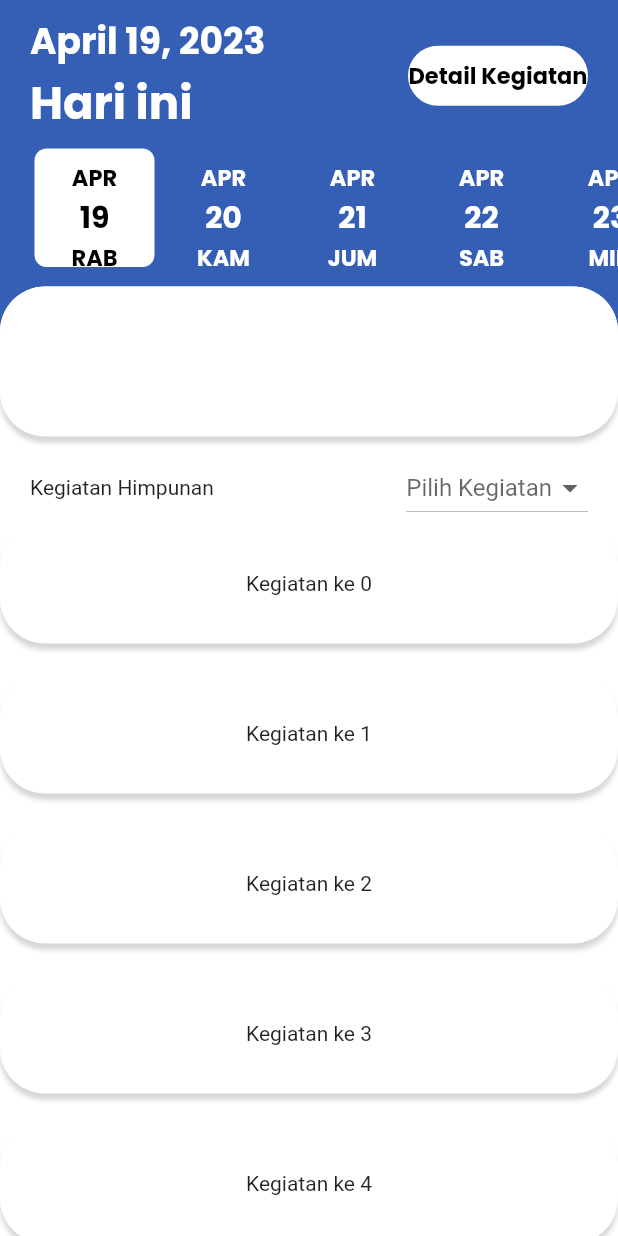
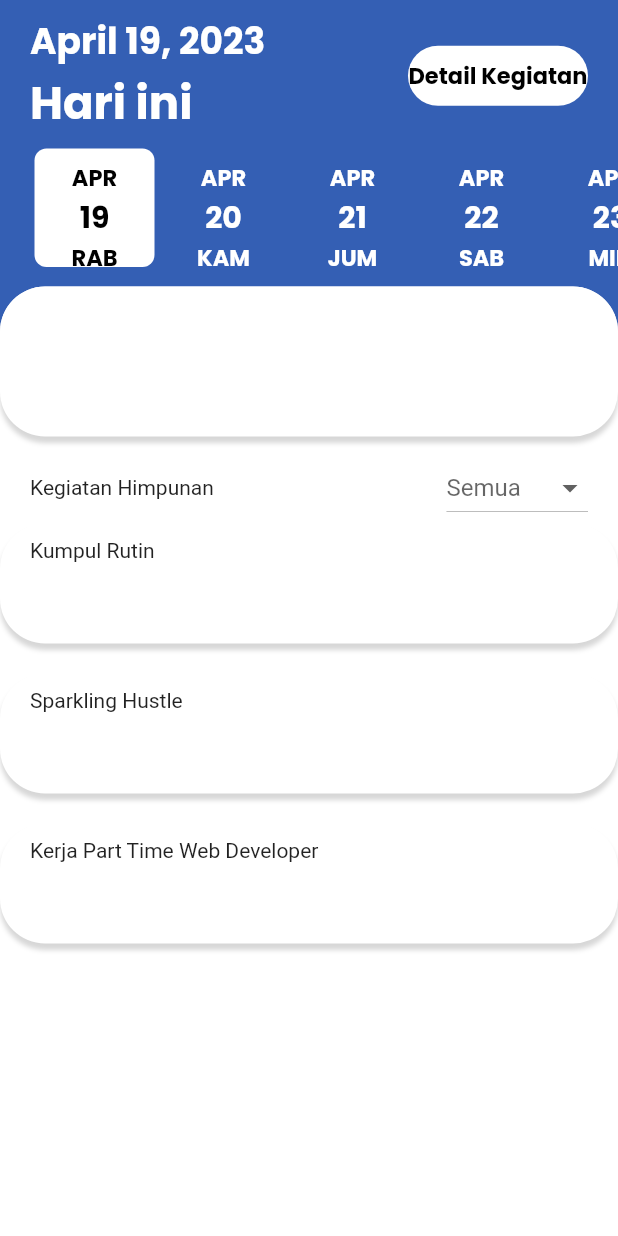
Before and after one commit to wwdnn/PROYEK4_NERA, a Flutter app: the EventsView screen opened by its route, on a phone screen of 412 x 824 dp. Run offline on Flutter 3.47's test engine with Material 2 defaults, Android fonts, the light colour scheme and no system bars; drawn by our look-alikes of date_picker_timeline; our stand-ins replace carousel_slider, curved_navigation_bar, get, google_fonts, percent_indicator, sliding_up_panel; network calls fail.

Commit message:
Fitur Events --v 1.1

```diff
--- /dev/null
+++ b/assets/sample_events.json
@@ -0,0 +1,29 @@
+{
+  "status": "success",
+  "data": [
+    {
+      "poster": "http://192.168.100.31:8000/storage/cabinets/events/poster/2023-04-17-05-20-13_Ryan Berg.png",
+      "name": "Kumpul Rutin",
+      "description": "Kumpul Rutin Himpunan berdiskusi terkait proker",
+      "date": "2023-04-19T22:15:00Z",
+      "location": "Taman JTK",
+      "type": "Kegiatan"
+    },
+    {
+      "poster": "http://192.168.100.31:8000/storage/cabinets/events/poster/2023-04-17-05-20-13_Ryan Berg.png",
+      "name": "Sparkling Hustle",
+      "description": "Proker Riset Dikti",
+      "date": "2023-04-20T22:15:00Z",
+      "location": "Zoom Meeting",
+      "type": "Proker"
+    },
+    {
+      "poster": "http://192.168.100.31:8000/storage/cabinets/events/poster/2023-04-17-05-20-13_Ryan Berg.png",
+      "name": "Kerja Part Time Web Developer",
+      "description": "Part Time Web Developer spesifikasi PHP, CI4, GIT, GITHUB",
+      "date": "2023-04-21T22:15:00Z",
+      "location": "PT Anumerta",
+      "type": "Pekerjaan"
+    }
+  ]
+}
--- /dev/null
+++ b/lib/models/events_model.dart
@@ -0,0 +1,65 @@
+// To parse this JSON data, do
+//
+//     final eventsModel = eventsModelFromJson(jsonString);
+
+import 'dart:convert';
+
+EventsModel eventsModelFromJson(String str) => EventsModel.fromJson(json.decode(str));
+
+String eventsModelToJson(EventsModel data) => json.encode(data.toJson());
+
+class EventsModel {
+    EventsModel({
+        required this.status,
+        required this.data,
+    });
+
+    String status;
+    List<Datum> data;
+
+    factory EventsModel.fromJson(Map<String, dynamic> json) => EventsModel(
+        status: json["status"],
+        data: List<Datum>.from(json["data"].map((x) => Datum.fromJson(x))),
+    );
+
+    Map<String, dynamic> toJson() => {
+        "status": status,
+        "data": List<dynamic>.from(data.map((x) => x.toJson())),
+    };
+}
+
+class Datum {
+    Datum({
+        required this.poster,
+        required this.name,
+        required this.description,
+        required this.date,
+        required this.location,
+        required this.type,
+    });
+
+    String poster;
+    String name;
+    String description;
+    DateTime date;
+    String location;
+    String type;
+
+    factory Datum.fromJson(Map<String, dynamic> json) => Datum(
+        poster: json["poster"],
+        name: json["name"],
+        description: json["description"],
+        date: DateTime.parse(json["date"]),
+        location: json["location"],
+        type: json["type"],
+    );
+
+    Map<String, dynamic> toJson() => {
+        "poster": poster,
+        "name": name,
+        "description": description,
+        "date": date.toIso8601String(),
+        "location": location,
+        "type": type,
+    };
+}
--- a/lib/models/profile_model.dart
+++ b/lib/models/profile_model.dart
@@ -1 +1 @@
-import 'package:get/get.dart';
+// import 'package:get/get.dart';
--- a/lib/pages/events_view.dart
+++ b/lib/pages/events_view.dart
@@ -4,11 +4,15 @@ import 'package:date_picker_timeline/date_picker_timeline.dart';
 import "package:google_fonts/google_fonts.dart";
 import "package:intl/intl.dart";
 
-class EventsView extends GetView {
+import "../controllers/events_controller.dart";
+
+class EventsView extends GetView<EventsController> {
   @override
   Widget build(BuildContext context) {
+    final eventsC = Get.put(EventsController());
     return Scaffold(
-      body: RefreshIndicator(
+      body: Obx(() {
+        return RefreshIndicator(
           onRefresh: () => Future.delayed(Duration(seconds: 1)),
           child: Container(
             decoration: BoxDecoration(color: Color(0xFF345FB4)),
@@ -120,29 +124,38 @@ class EventsView extends GetView {
                             ),
                           ),
                           Container(
-                          margin: EdgeInsets.only(top: 10, left: 20, right: 20),
+                            margin:
+                                EdgeInsets.only(top: 10, left: 20, right: 20),
                             child: Row(
                               mainAxisAlignment: MainAxisAlignment.spaceBetween,
                               children: [
                                 Text("Kegiatan Himpunan"),
                                 DropdownButton(
-                                hint: Text("Pilih Kegiatan"),
+                                  value: eventsC.selectedValue,
+                                  hint: eventsC.selectedValue == null
+                                      ? Text("Semua")
+                                      : Text(eventsC.selectedValue!),
                                   items: [
                                     DropdownMenuItem(
-                                    child: Text("Kegiatan 1"),
-                                    value: 1,
+                                      child: Text("Semua"),
+                                      value: 'Semua',
                                     ),
                                     DropdownMenuItem(
-                                    child: Text("Kegiatan 2"),
-                                    value: 2,
+                                      child: Text("Kegiatan"),
+                                      value: 'Kegiatan',
                                     ),
                                     DropdownMenuItem(
-                                    child: Text("Kegiatan 3"),
-                                    value: 3,
+                                      child: Text("Proker"),
+                                      value: 'Proker',
+                                    ),
+                                    DropdownMenuItem(
+                                      child: Text("Pekerjaan"),
+                                      value: 'Pekerjaan',
                                     ),
                                   ],
                                   onChanged: (value) {
-                                  print(value);
+                                    eventsC.filterDataByValue(value!);
+                                    eventsC.selectedValue = value;
                                   },
                                 ),
                               ],
@@ -155,9 +168,12 @@ class EventsView extends GetView {
                                   return Container(
                                       height: 80,
                                       margin: EdgeInsets.only(bottom: 20),
+                                      padding: EdgeInsets.only(
+                                          left: 20, right: 20, top: 10),
                                       decoration: BoxDecoration(
                                         borderRadius: BorderRadius.circular(30),
-                                      color: Color.fromARGB(255, 255, 255, 255),
+                                        color:
+                                            Color.fromARGB(255, 255, 255, 255),
                                         boxShadow: [
                                           BoxShadow(
                                             color: Color.fromARGB(40, 0, 0, 0),
@@ -166,10 +182,15 @@ class EventsView extends GetView {
                                           ),
                                         ],
                                       ),
-                                    child: Center(
-                                        child: Text("Kegiatan ke $index")));
+                                      child: eventsC.filterData.isEmpty
+                                          ? Text(eventsC
+                                              .events.value.data[index].name)
+                                          : Text(
+                                              eventsC.filterData[index].name));
                                 },
-                              itemCount: 10,
+                                itemCount: eventsC.filterData.isEmpty
+                                    ? eventsC.events.value.data.length
+                                    : eventsC.filterData.length,
                               ),
                             ),
                           )
@@ -179,7 +200,8 @@ class EventsView extends GetView {
               ],
             ),
           ),
-      ),
+        );
+      }),
     );
   }
 }
--- a/lib/pages/tanyaNera_view.dart
+++ b/lib/pages/tanyaNera_view.dart
@@ -1,3 +1,5 @@
+// ignore_for_file: file_names
+
 import 'package:get/get.dart';
 import 'package:flutter/material.dart';
 
--- a/lib/providers/departments_provider.dart
+++ b/lib/providers/departments_provider.dart
@@ -1,4 +1,3 @@
-import 'package:flutter/services.dart';
 import 'package:get/get.dart';
 
 import '../utils/base_url.dart';
--- a/lib/providers/kepengurusan_provider.dart
+++ b/lib/providers/kepengurusan_provider.dart
@@ -1,5 +1,5 @@
 import 'package:get/get.dart';
-import 'package:proyek4_nera/models/kepengurusan_model.dart';
+// import 'package:proyek4_nera/models/kepengurusan_model.dart';
 
 import '../utils/base_url.dart';
 
--- a/lib/routes/app_pages.dart
+++ b/lib/routes/app_pages.dart
@@ -4,6 +4,7 @@ import 'package:get/get.dart';
 
 // Import Binding
 import '../bindings/departments_binding.dart';
+import '../bindings/events_binding.dart';
 import '../bindings/home_binding.dart';
 import '../bindings/profile_binding.dart';
 
@@ -24,7 +25,10 @@ class AppPages {
         name: RouteName.departments,
         page: () => DepartmentsView(),
         binding: DepartementsBinding()),
-    GetPage(name: RouteName.events, page: () => EventsView()),
+    GetPage(
+        name: RouteName.events,
+        page: () => EventsView(),
+        binding: EventsBinding()),
     GetPage(
         name: RouteName.profile,
         page: () => ProfileView(),
--- a/pubspec.yaml
+++ b/pubspec.yaml
@@ -30,3 +30,4 @@ flutter:
   assets:
     - assets/logo/
     - assets/sample_departments.json
+    - assets/sample_events.json
```
Also changed, not shown: lib/bindings/events_binding.dart (added, +12 -0 lines), lib/controllers/events_controller.dart (added, +39 -0 lines), lib/providers/events_provider.dart (added, +13 -0 lines). Lines whose indentation alone changed are shown as unchanged.
